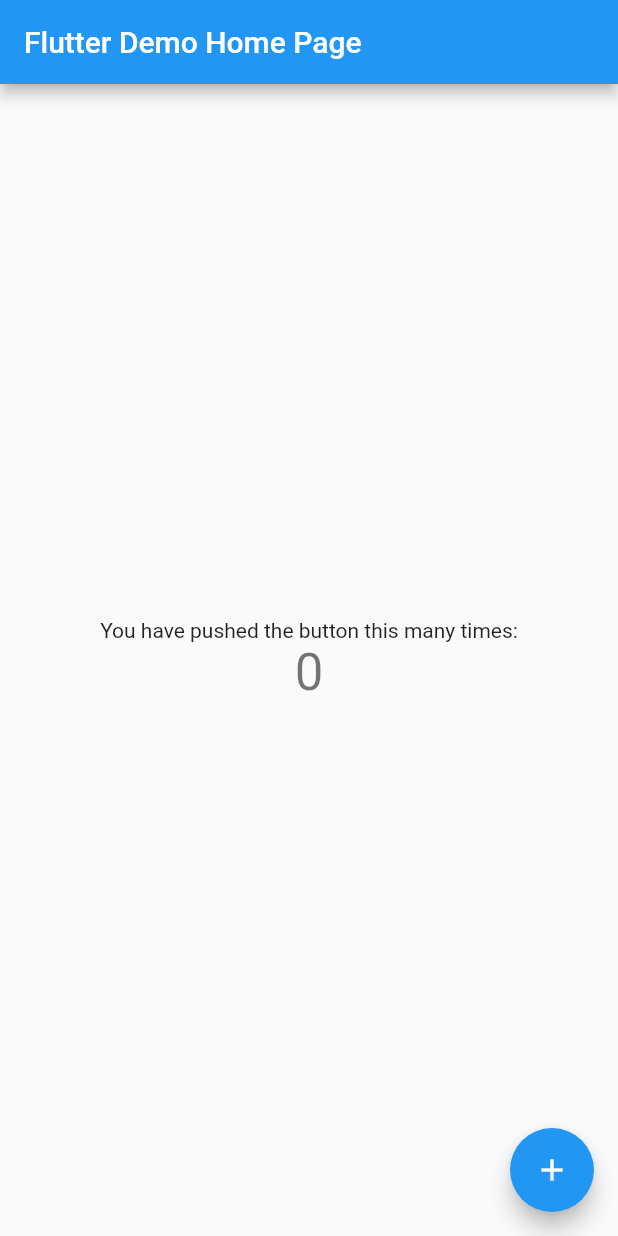
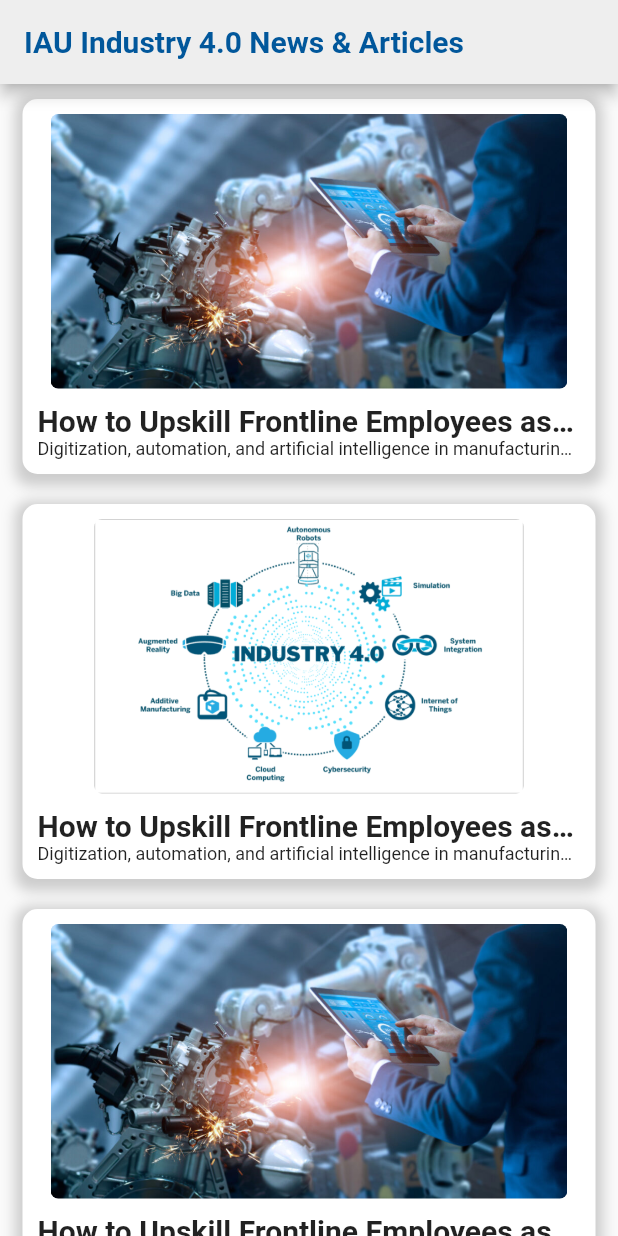
Before and after one commit to DrSemihYon/Industry_4.0_App, a Flutter app: the screen it shows after launch, on a phone screen of 412 x 824 dp. Run offline on Flutter 3.47's test engine with Material 2 defaults, Android fonts, the phone set to English and light mode, and no system bars.

Commit message:
first version of the app is completed

```diff
--- /dev/null
+++ b/lib/constants.dart
@@ -0,0 +1,24 @@
+import 'package:flutter/material.dart';
+
+const appBarTitle = "IAU Industry 4.0 News & Articles";
+const appBarTitleStyle = TextStyle(
+  fontWeight: FontWeight.w600,
+  color: Color(0xFF01579B),
+);
+final boxShadow1 = [
+  BoxShadow(
+    color: Colors.grey.withOpacity(0.5),
+    spreadRadius: 5,
+    blurRadius: 7,
+    offset: const Offset(0, 3), // changes position of shadow
+  ),
+];
+
+const titleTextStyle = TextStyle(
+  fontSize: 20,
+  fontWeight: FontWeight.bold,
+);
+const descTextStyle = TextStyle(
+  fontSize: 12,
+  fontWeight: FontWeight.w400,
+);
--- /dev/null
+++ b/lib/dummy_data.dart
@@ -0,0 +1,31 @@
+import 'package:industry_app/model/news.dart';
+
+const mockTitle =
+    "How to Upskill Frontline Employees as Industry 4.0 Gains Traction";
+const mockDesc =
+    "Digitization, automation, and artificial intelligence in manufacturing have paved the way for new production methods. If employees are going to take on new responsibilities and operate connected devices, they need to be upskilled and trained accordingly.";
+
+final _instance1 = News(
+  imagePath: 'assets/images/news2.jpg',
+  title: mockTitle,
+  description: mockDesc,
+);
+final _instance2 = News(
+  imagePath: 'assets/images/news1.png',
+  title: mockTitle,
+  description: mockDesc,
+);
+
+final _instance3 = News(
+  imagePath: 'assets/images/news2.jpg',
+  title: mockTitle,
+  description: mockDesc,
+);
+
+final _instance4 = News(
+  imagePath: 'assets/images/news1.png',
+  title: mockTitle,
+  description: mockDesc,
+);
+
+final mockNewsList = [_instance1, _instance2, _instance3, _instance4];
--- a/lib/main.dart
+++ b/lib/main.dart
@@ -1,4 +1,5 @@
 import 'package:flutter/material.dart';
+import 'package:industry_app/pages/homepage.dart';
 
 void main() {
   runApp(const MyApp());
@@ -7,109 +8,15 @@
 class MyApp extends StatelessWidget {
   const MyApp({Key? key}) : super(key: key);
 
-  // This widget is the root of your application.
   @override
   Widget build(BuildContext context) {
     return MaterialApp(
-      title: 'Flutter Demo',
+      debugShowCheckedModeBanner: false,
+      title: 'Industry App',
       theme: ThemeData(
-        // This is the theme of your application.
-        //
-        // Try running your application with "flutter run". You'll see the
-        // application has a blue toolbar. Then, without quitting the app, try
-        // changing the primarySwatch below to Colors.green and then invoke
-        // "hot reload" (press "r" in the console where you ran "flutter run",
-        // or simply save your changes to "hot reload" in a Flutter IDE).
-        // Notice that the counter didn't reset back to zero; the application
-        // is not restarted.
         primarySwatch: Colors.blue,
       ),
-      home: const MyHomePage(title: 'Flutter Demo Home Page'),
+      home: const Homepage(),
     );
   }
 }
-
-class MyHomePage extends StatefulWidget {
-  const MyHomePage({Key? key, required this.title}) : super(key: key);
-
-  // This widget is the home page of your application. It is stateful, meaning
-  // that it has a State object (defined below) that contains fields that affect
-  // how it looks.
-
-  // This class is the configuration for the state. It holds the values (in this
-  // case the title) provided by the parent (in this case the App widget) and
-  // used by the build method of the State. Fields in a Widget subclass are
-  // always marked "final".
-
-  final String title;
-
-  @override
-  State<MyHomePage> createState() => _MyHomePageState();
-}
-
-class _MyHomePageState extends State<MyHomePage> {
-  int _counter = 0;
-
-  void _incrementCounter() {
-    setState(() {
-      // This call to setState tells the Flutter framework that something has
-      // changed in this State, which causes it to rerun the build method below
-      // so that the display can reflect the updated values. If we changed
-      // _counter without calling setState(), then the build method would not be
-      // called again, and so nothing would appear to happen.
-      _counter++;
-    });
-  }
-
-  @override
-  Widget build(BuildContext context) {
-    // This method is rerun every time setState is called, for instance as done
-    // by the _incrementCounter method above.
-    //
-    // The Flutter framework has been optimized to make rerunning build methods
-    // fast, so that you can just rebuild anything that needs updating rather
-    // than having to individually change instances of widgets.
-    return Scaffold(
-      appBar: AppBar(
-        // Here we take the value from the MyHomePage object that was created by
-        // the App.build method, and use it to set our appbar title.
-        title: Text(widget.title),
-      ),
-      body: Center(
-        // Center is a layout widget. It takes a single child and positions it
-        // in the middle of the parent.
-        child: Column(
-          // Column is also a layout widget. It takes a list of children and
-          // arranges them vertically. By default, it sizes itself to fit its
-          // children horizontally, and tries to be as tall as its parent.
-          //
-          // Invoke "debug painting" (press "p" in the console, choose the
-          // "Toggle Debug Paint" action from the Flutter Inspector in Android
-          // Studio, or the "Toggle Debug Paint" command in Visual Studio Code)
-          // to see the wireframe for each widget.
-          //
-          // Column has various properties to control how it sizes itself and
-          // how it positions its children. Here we use mainAxisAlignment to
-          // center the children vertically; the main axis here is the vertical
-          // axis because Columns are vertical (the cross axis would be
-          // horizontal).
-          mainAxisAlignment: MainAxisAlignment.center,
-          children: <Widget>[
-            const Text(
-              'You have pushed the button this many times:',
-            ),
-            Text(
-              '$_counter',
-              style: Theme.of(context).textTheme.headline4,
-            ),
-          ],
-        ),
-      ),
-      floatingActionButton: FloatingActionButton(
-        onPressed: _incrementCounter,
-        tooltip: 'Increment',
-        child: const Icon(Icons.add),
-      ), // This trailing comma makes auto-formatting nicer for build methods.
-    );
-  }
-}
--- /dev/null
+++ b/lib/model/news.dart
@@ -0,0 +1,12 @@
+class News {
+  final String imagePath;
+  final String title;
+  final String description;
+
+  News({
+    required this.imagePath,
+    required this.title,
+    required this.description,
+  });
+
+}
--- /dev/null
+++ b/lib/pages/homepage.dart
@@ -0,0 +1,27 @@
+import 'package:flutter/material.dart';
+import 'package:industry_app/constants.dart';
+import 'package:industry_app/dummy_data.dart';
+import 'package:industry_app/widgets/news_card.dart';
+
+class Homepage extends StatelessWidget {
+  const Homepage({Key? key}) : super(key: key);
+
+  @override
+  Widget build(BuildContext context) {
+    return Scaffold(
+      appBar: AppBar(
+        backgroundColor: const Color(0xffeeeeee),
+        title: const Text(
+          appBarTitle,
+          style: appBarTitleStyle,
+        ),
+      ),
+      body: ListView.builder(
+        itemCount: mockNewsList.length,
+        itemBuilder: (context, index) {
+          return NewsCard(currentNew: mockNewsList[index]);
+        },
+      ),
+    );
+  }
+}
--- /dev/null
+++ b/lib/pages/news_detail_page.dart
@@ -0,0 +1,40 @@
+import 'package:flutter/material.dart';
+import 'package:industry_app/constants.dart';
+import 'package:industry_app/model/news.dart';
+
+class NewsDetailPage extends StatelessWidget {
+  final News currentNew;
+  const NewsDetailPage({Key? key, required this.currentNew}) : super(key: key);
+
+  //TODO : This page will be implemented later.
+  //TODO : It will be used to show the details of a news.
+  //TODO : It will be navigated from the NewsCard widget.
+  //TODO : CurrentNew will be passed to this page from the NewsCard widget.
+  //TODO : CurrentNew will be used to show the details of the news.
+
+  @override
+  Widget build(BuildContext context) {
+    return Scaffold(
+      appBar: AppBar(
+        backgroundColor: Colors.deepPurple,
+        title: const Text('Detail of the news'),
+      ),
+      body: Padding(
+        padding: const EdgeInsets.all(8.0),
+        child: Column(
+          children: [
+            Text(
+              currentNew.title,
+              style: titleTextStyle.copyWith(fontSize: 25),
+            ),
+            const SizedBox(height: 10),
+            Text(
+              currentNew.description,
+              style: descTextStyle.copyWith(fontSize: 20),
+            ),
+          ],
+        ),
+      ),
+    );
+  }
+}
--- /dev/null
+++ b/lib/widgets/news_card.dart
@@ -0,0 +1,79 @@
+import 'package:flutter/material.dart';
+
+import 'package:industry_app/constants.dart';
+import 'package:industry_app/model/news.dart';
+import 'package:industry_app/pages/news_detail_page.dart';
+
+class NewsCard extends StatelessWidget {
+  final News currentNew;
+
+  const NewsCard({
+    Key? key,
+    required this.currentNew,
+  }) : super(key: key);
+
+  @override
+  Widget build(BuildContext context) {
+    final String imagePath = currentNew.imagePath;
+    final String title = currentNew.title;
+    final String description = currentNew.description;
+
+    return GestureDetector(
+      onTap: () {
+        Navigator.push(
+          context,
+          MaterialPageRoute(
+            builder: (context) => NewsDetailPage(currentNew: currentNew),
+          ),
+        );
+      },
+      child: Container(
+        width: MediaQuery.of(context).size.width,
+        height: 250,
+        margin: const EdgeInsets.symmetric(vertical: 10, horizontal: 15),
+        padding: const EdgeInsets.all(10),
+        decoration: BoxDecoration(
+          boxShadow: boxShadow1,
+          borderRadius: BorderRadius.circular(10),
+          color: Colors.white,
+        ),
+        child: Column(
+          children: [
+            Expanded(
+              child: ClipRRect(
+                borderRadius: BorderRadius.circular(5),
+                child: Image(
+                  image: AssetImage(imagePath),
+                  fit: BoxFit.cover,
+                ),
+              ),
+            ),
+            const SizedBox(height: 10),
+            Row(
+              children: [
+                Flexible(
+                  child: Column(
+                    mainAxisAlignment: MainAxisAlignment.center,
+                    crossAxisAlignment: CrossAxisAlignment.start,
+                    children: [
+                      Text(
+                        title,
+                        style: titleTextStyle,
+                        overflow: TextOverflow.ellipsis,
+                      ),
+                      Text(
+                        description,
+                        style: descTextStyle,
+                        overflow: TextOverflow.ellipsis,
+                      ),
+                    ],
+                  ),
+                ),
+              ],
+            ),
+          ],
+        ),
+      ),
+    );
+  }
+}
```
Also changed, not shown: pubspec.yaml (+4 -5 lines), assets/images/news1.png (added), assets/images/news2.jpg (added).
